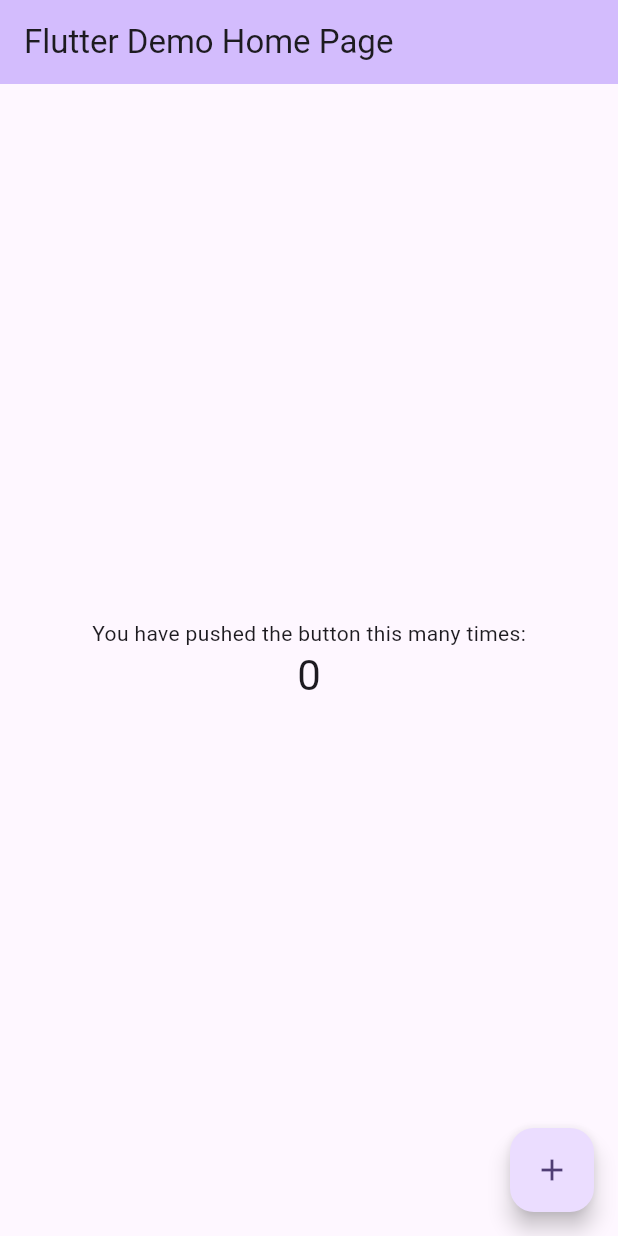
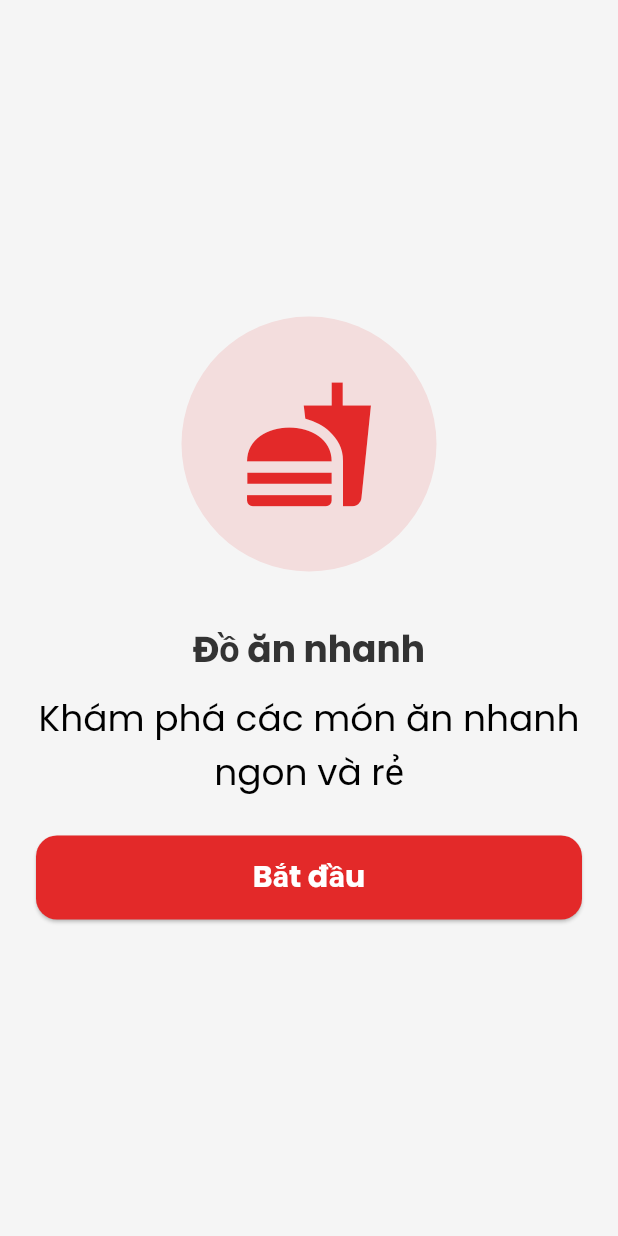
Before and after one commit to Khangle272/app_do_an_nhanh, a Flutter app: the screen it shows after launch, on a phone screen of 412 x 824 dp. Run offline on Flutter 3.47's test engine with Material 3 defaults, Android fonts, the phone set to English and light mode, and no system bars; our stand-ins replace google_fonts.

Commit message:
Add onboarding screen and implement app theme and colors (#5)
- Created OnboardingScreen widget for the initial user interface.
- Added AppColors utility class for color management.
- Introduced AppTheme class to define light theme using Google Fonts.
- Updated main.dart to set OnboardingScreen as the home widget.
- Removed unnecessary .gitkeep files from screens and utils directories.
- Updated pubspec.yaml to include google_fonts dependency.
- Modified generated_plugins.cmake files to include jni plugin.
- Updated pubspec.lock with new package versions.

```diff
--- a/lib/main.dart
+++ b/lib/main.dart
@@ -1,3 +1,5 @@
+import 'package:app_do_an_nhanh/screens/onboarding_screen.dart';
+import 'package:app_do_an_nhanh/utils/app_theme.dart';
 import 'package:flutter/material.dart';
 
 void main() {
@@ -7,116 +9,12 @@ void main() {
 class MyApp extends StatelessWidget {
   const MyApp({super.key});
 
-  // This widget is the root of your application.
   @override
   Widget build(BuildContext context) {
     return MaterialApp(
-      title: 'Flutter Demo',
-      theme: ThemeData(
-        // This is the theme of your application.
-        //
-        // TRY THIS: Try running your application with "flutter run". You'll see
-        // the application has a purple toolbar. Then, without quitting the app,
-        // try changing the seedColor in the colorScheme below to Colors.green
-        // and then invoke "hot reload" (save your changes or press the "hot
-        // reload" button in a Flutter-supported IDE, or press "r" if you used
-        // the command line to start the app).
-        //
-        // Notice that the counter didn't reset back to zero; the application
-        // state is not lost during the reload. To reset the state, use hot
-        // restart instead.
-        //
-        // This works for code too, not just values: Most code changes can be
-        // tested with just a hot reload.
-        colorScheme: .fromSeed(seedColor: Colors.deepPurple),
-      ),
-      home: const MyHomePage(title: 'Flutter Demo Home Page'),
+      debugShowCheckedModeBanner: false,
+      theme: AppTheme.lightTheme,
+      home: const OnboardingScreen(),
     );
   }
 }
-
-class MyHomePage extends StatefulWidget {
-  const MyHomePage({super.key, required this.title});
-
-  // This widget is the home page of your application. It is stateful, meaning
-  // that it has a State object (defined below) that contains fields that affect
-  // how it looks.
-
-  // This class is the configuration for the state. It holds the values (in this
-  // case the title) provided by the parent (in this case the App widget) and
-  // used by the build method of the State. Fields in a Widget subclass are
-  // always marked "final".
-
-  final String title;
-
-  @override
-  State<MyHomePage> createState() => _MyHomePageState();
-}
-
-class _MyHomePageState extends State<MyHomePage> {
-  int _counter = 0;
-
-  void _incrementCounter() {
-    setState(() {
-      // This call to setState tells the Flutter framework that something has
-      // changed in this State, which causes it to rerun the build method below
-      // so that the display can reflect the updated values. If we changed
-      // _counter without calling setState(), then the build method would not be
-      // called again, and so nothing would appear to happen.
-      _counter++;
-    });
-  }
-
-  @override
-  Widget build(BuildContext context) {
-    // This method is rerun every time setState is called, for instance as done
-    // by the _incrementCounter method above.
-    //
-    // The Flutter framework has been optimized to make rerunning build methods
-    // fast, so that you can just rebuild anything that needs updating rather
-    // than having to individually change instances of widgets.
-    return Scaffold(
-      appBar: AppBar(
-        // TRY THIS: Try changing the color here to a specific color (to
-        // Colors.amber, perhaps?) and trigger a hot reload to see the AppBar
-        // change color while the other colors stay the same.
-        backgroundColor: Theme.of(context).colorScheme.inversePrimary,
-        // Here we take the value from the MyHomePage object that was created by
-        // the App.build method, and use it to set our appbar title.
-        title: Text(widget.title),
-      ),
-      body: Center(
-        // Center is a layout widget. It takes a single child and positions it
-        // in the middle of the parent.
-        child: Column(
-          // Column is also a layout widget. It takes a list of children and
-          // arranges them vertically. By default, it sizes itself to fit its
-          // children horizontally, and tries to be as tall as its parent.
-          //
-          // Column has various properties to control how it sizes itself and
-          // how it positions its children. Here we use mainAxisAlignment to
-          // center the children vertically; the main axis here is the vertical
-          // axis because Columns are vertical (the cross axis would be
-          // horizontal).
-          //
-          // TRY THIS: Invoke "debug painting" (choose the "Toggle Debug Paint"
-          // action in the IDE, or press "p" in the console), to see the
-          // wireframe for each widget.
-          mainAxisAlignment: .center,
-          children: [
-            const Text('You have pushed the button this many times:'),
-            Text(
-              '$_counter',
-              style: Theme.of(context).textTheme.headlineMedium,
-            ),
-          ],
-        ),
-      ),
-      floatingActionButton: FloatingActionButton(
-        onPressed: _incrementCounter,
-        tooltip: 'Increment',
-        child: const Icon(Icons.add),
-      ),
-    );
-  }
-}
--- /dev/null
+++ b/lib/screens/onboarding_screen.dart
@@ -0,0 +1,86 @@
+import 'package:app_do_an_nhanh/utils/app_colors.dart';
+import 'package:flutter/material.dart';
+
+class OnboardingScreen extends StatelessWidget {
+  const OnboardingScreen({super.key});
+
+  @override
+  Widget build(BuildContext context) {
+    return Scaffold(
+      body: SafeArea(
+        child: Center(
+          child: Padding(
+            padding: const EdgeInsets.symmetric(
+              horizontal: 24.0,
+              vertical: 16.0,
+            ),
+            child: Column(
+              mainAxisAlignment: MainAxisAlignment.center,
+              children: [
+                Container(
+                  width: 170,
+                  height: 170,
+                  decoration: BoxDecoration(
+                    color: AppColors.primary.withValues(alpha: 0.12),
+                    shape: BoxShape.circle,
+                  ),
+                  child: Icon(
+                    Icons.fastfood,
+                    size: 90,
+                    color: AppColors.primary,
+                  ),
+                ),
+
+                const SizedBox(height: 36),
+
+                Text(
+                  "Đồ ăn nhanh",
+                  textAlign: TextAlign.center,
+                  style: Theme.of(context).textTheme.headlineSmall?.copyWith(
+                    fontWeight: FontWeight.w700,
+                    color: AppColors.textMain,
+                  ),
+                ),
+
+                const SizedBox(height: 12),
+
+                Text(
+                  "Khám phá các món ăn nhanh ngon và rẻ",
+                  textAlign: TextAlign.center,
+                  style: Theme.of(context).textTheme.headlineSmall?.copyWith(
+                    color: Colors.black,
+                    height: 1.5,
+                  ),
+                ),
+
+                const SizedBox(height: 24),
+
+                SizedBox(
+                  width: double.infinity,
+                  height: 56,
+                  child: ElevatedButton(
+                    onPressed: () => {},
+                    style: ElevatedButton.styleFrom(
+                      backgroundColor: AppColors.primary,
+                      foregroundColor: Colors.white,
+                      shape: RoundedRectangleBorder(
+                        borderRadius: BorderRadius.circular(14),
+                      ),
+                    ),
+                    child: Text(
+                      "Bắt đầu",
+                      style: const TextStyle(
+                        fontSize: 20,
+                        fontWeight: FontWeight.w700,
+                      ),
+                    ),
+                  ),
+                ),
+              ],
+            ),
+          ),
+        ),
+      ),
+    );
+  }
+}
--- /dev/null
+++ b/lib/utils/app_colors.dart
@@ -0,0 +1,7 @@
+import 'package:flutter/material.dart';
+
+class AppColors {
+  static const Color primary = Color(0xFFE32929);
+  static const Color background = Color(0xFFF5F5F5);
+  static const Color textMain = Color(0xFF333333);
+}
--- /dev/null
+++ b/lib/utils/app_theme.dart
@@ -0,0 +1,17 @@
+import 'package:flutter/material.dart';
+import 'package:google_fonts/google_fonts.dart';
+import 'app_colors.dart';
+
+class AppTheme {
+  static ThemeData get lightTheme {
+    return ThemeData(
+      primaryColor: AppColors.primary,
+      scaffoldBackgroundColor: AppColors.background,
+      textTheme: GoogleFonts.poppinsTextTheme(),
+      appBarTheme: const AppBarTheme(
+        backgroundColor: AppColors.primary,
+        centerTitle: true,
+      ),
+    );
+  }
+}
--- a/pubspec.yaml
+++ b/pubspec.yaml
@@ -30,6 +30,7 @@ environment:
 dependencies:
   flutter:
     sdk: flutter
+  google_fonts: ^8.0.2
 
   # The following adds the Cupertino Icons font to your application.
   # Use with the CupertinoIcons class for iOS style icons.
```
Also changed, not shown: pubspec.lock, 4 other files.
